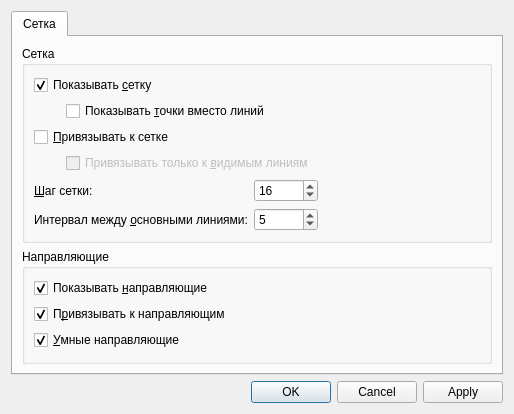
Qt form ui/options_dialog.ui (ermachkov/GUI-Creator) before a commit.
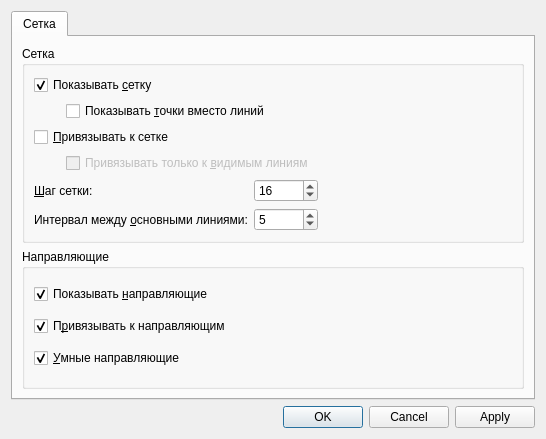
The same form after that commit.

```diff
--- a/ui/options_dialog.ui
+++ b/ui/options_dialog.ui
@@ -6,8 +6,8 @@
    <rect>
     <x>0</x>
     <y>0</y>
-    <width>514</width>
-    <height>379</height>
+    <width>546</width>
+    <height>439</height>
    </rect>
   </property>
   <property name="windowTitle">
```
